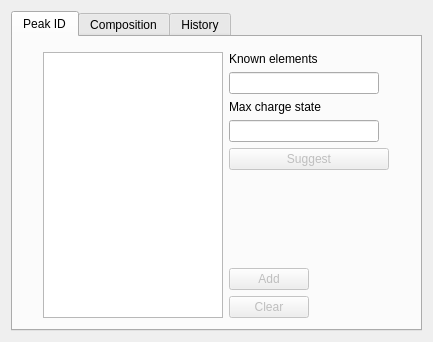
tanosaur/massreproduction, file tools.ui: the form before one commit.
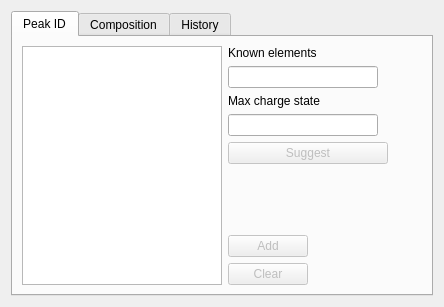
The form after the commit.

```diff
--- a/tools.ui
+++ b/tools.ui
@@ -6,8 +6,8 @@
    <rect>
     <x>0</x>
     <y>0</y>
-    <width>433</width>
-    <height>342</height>
+    <width>444</width>
+    <height>307</height>
    </rect>
   </property>
   <property name="windowTitle">
@@ -29,15 +29,8 @@
       <attribute name="title">
        <string>Peak ID</string>
       </attribute>
-      <widget class="QWidget" name="">
-       <property name="geometry">
-        <rect>
-         <x>30</x>
-         <y>15</y>
-         <width>354</width>
-         <height>266</height>
-        </rect>
-       </property>
+      <layout class="QHBoxLayout" name="horizontalLayout">
+       <item>
        <layout class="QHBoxLayout" name="horizontalLayout_2">
         <item>
          <widget class="QTreeView" name="ionlistTree">
@@ -49,13 +42,13 @@
           </property>
           <property name="minimumSize">
            <size>
-            <width>180</width>
+             <width>200</width>
             <height>100</height>
            </size>
           </property>
           <property name="maximumSize">
            <size>
-            <width>180</width>
+             <width>200</width>
             <height>16777215</height>
            </size>
           </property>
@@ -87,6 +80,12 @@
           </item>
           <item>
            <widget class="QLineEdit" name="knownelementsLineEdit">
+             <property name="sizePolicy">
+              <sizepolicy hsizetype="Preferred" vsizetype="Fixed">
+               <horstretch>0</horstretch>
+               <verstretch>0</verstretch>
+              </sizepolicy>
+             </property>
             <property name="minimumSize">
              <size>
               <width>150</width>
@@ -113,6 +112,12 @@
           </item>
           <item>
            <widget class="QLineEdit" name="maxchargestateLineEdit">
+             <property name="sizePolicy">
+              <sizepolicy hsizetype="Preferred" vsizetype="Fixed">
+               <horstretch>0</horstretch>
+               <verstretch>0</verstretch>
+              </sizepolicy>
+             </property>
             <property name="minimumSize">
              <size>
               <width>150</width>
@@ -132,6 +137,12 @@
             <property name="enabled">
              <bool>false</bool>
             </property>
+             <property name="sizePolicy">
+              <sizepolicy hsizetype="Preferred" vsizetype="Fixed">
+               <horstretch>0</horstretch>
+               <verstretch>0</verstretch>
+              </sizepolicy>
+             </property>
             <property name="minimumSize">
              <size>
               <width>160</width>
@@ -216,7 +227,8 @@
          </layout>
         </item>
        </layout>
-      </widget>
+       </item>
+      </layout>
      </widget>
      <widget class="QWidget" name="composition_Tab">
       <attribute name="title">
```
Left out of the diff: 4 changed lines with no effect on the pictures. Lines whose indentation alone changed are shown as unchanged.
